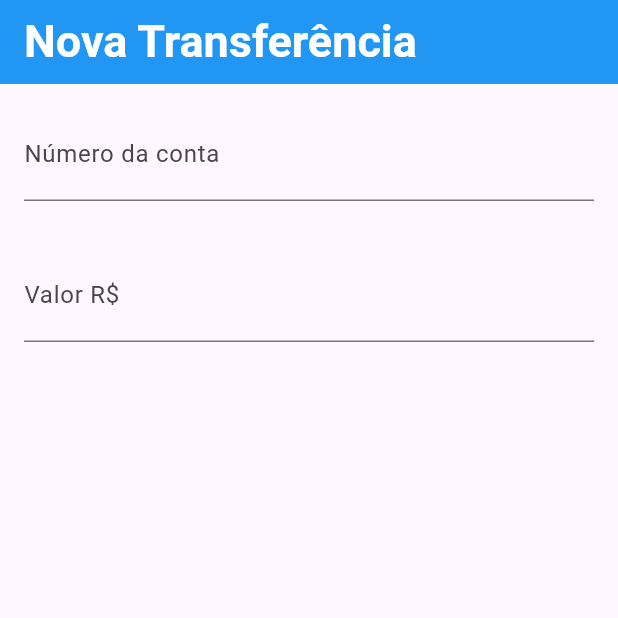
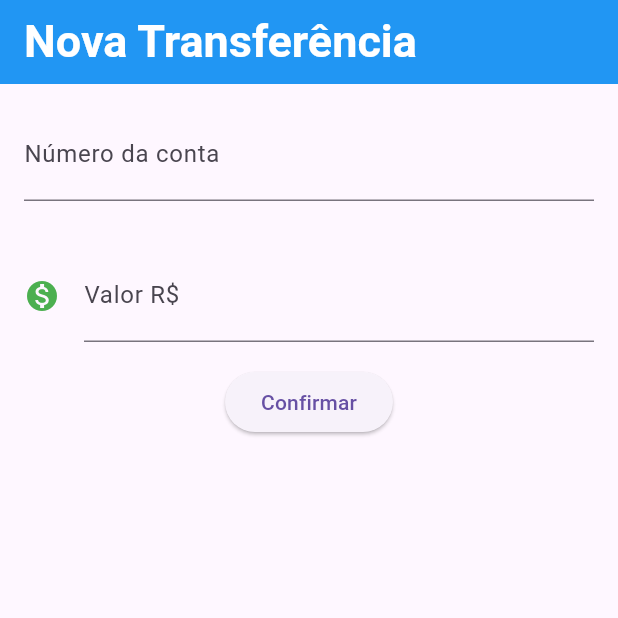
Before and after one commit to rafaelcf00/projeto_flutter_dsm5, a Flutter app: the screen it shows after launch, on a phone screen of 412 x 824 dp, the top half of it. Run offline on Flutter 3.47's test engine with Material 3 defaults, Android fonts, the phone set to English and light mode, and no system bars.

Commit message:
Aula.15.03.2024

```diff
--- a/lib/main.dart
+++ b/lib/main.dart
@@ -3,7 +3,7 @@ import 'package:flutter/material.dart';
 void main() => runApp(BankApp());
 
 class BankApp extends StatelessWidget {
-  const BankApp({super.key});
+  BankApp({super.key});
 
   @override
   Widget build(BuildContext context) {
@@ -16,7 +16,8 @@ class BankApp extends StatelessWidget {
 }
 
 class FormularioTransferencia extends StatelessWidget {
-  const FormularioTransferencia({super.key});
+  final TextEditingController _controladorCampoNumeroConta = TextEditingController();
+  final TextEditingController _controladorCampoValor = TextEditingController();
 
   @override
   Widget build(BuildContext context) {
@@ -24,17 +25,18 @@ class FormularioTransferencia extends StatelessWidget {
     return Scaffold(
       appBar: AppBar(
         backgroundColor: Colors.blue,
-        title: const Text(
+        title: Text(
           'Nova Transferência',
           style: TextStyle(
               color: Colors.white, fontSize: 30, fontWeight: FontWeight.bold),
         ),
       ),
       body: Column(
-        children: const [
+        children: [
           Padding(
             padding: EdgeInsets.all(16.0),
             child: TextField(
+              controller: _controladorCampoNumeroConta,
               style: TextStyle(
                 fontSize: 20.0,
               ),
@@ -48,15 +50,26 @@ class FormularioTransferencia extends StatelessWidget {
           Padding(
             padding: EdgeInsets.all(16.0),
             child: TextField(
+              controller: _controladorCampoValor,
               style: TextStyle(
                 fontSize: 20.0,
               ),
               decoration: InputDecoration(
+                icon: Icon(Icons.monetization_on, color: Colors.green),
                 labelText: 'Valor R\$',
                 hintText: '0.00',
               ),
               keyboardType: TextInputType.number,
             ),
+          ),
+          ElevatedButton(
+            child: Text('Confirmar'),
+            onPressed: () {
+              debugPrint('clicou no confirmar');
+              final int numeroConta = int.parse(_controladorCampoNumeroConta.text);
+              final double valor = double.parse(_controladorCampoValor.text);
+              Transferencia(valor, numeroConta);
+            },
           ),
         ],
       ),
@@ -65,7 +78,7 @@ class FormularioTransferencia extends StatelessWidget {
 }
 
 class ListaTransferencias extends StatelessWidget {
-  const ListaTransferencias({super.key});
+  ListaTransferencias({super.key});
 
   @override
   Widget build(BuildContext context) {
@@ -73,7 +86,7 @@ class ListaTransferencias extends StatelessWidget {
     return Scaffold(
       appBar: AppBar(
         backgroundColor: Colors.blue,
-        title: const Text(
+        title: Text(
           'Transferências',
           style: TextStyle(
               color: Colors.white, fontSize: 30, fontWeight: FontWeight.bold),
@@ -89,7 +102,7 @@ class ListaTransferencias extends StatelessWidget {
       floatingActionButton: FloatingActionButton(
         backgroundColor: Colors.blue,
         onPressed: () {},
-        child: const Icon(Icons.add, color: Colors.white),
+        child: Icon(Icons.add, color: Colors.white),
       ),
     );
   }
```
